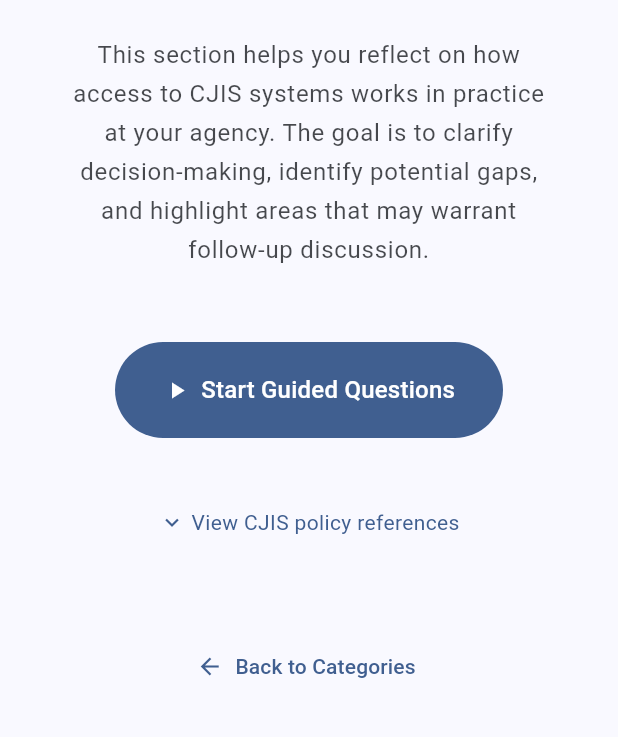
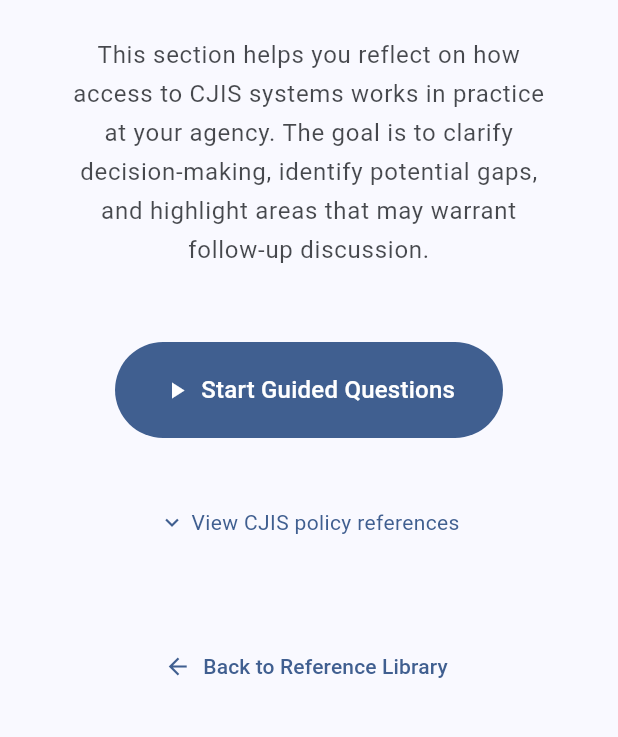
Before and after one commit to jeling43/CJIS_comp, a Flutter app: the AccessControlEntryScreen screen opened directly, on a phone screen of 412 x 824 dp, the part 420-1157 px from its top. Run offline on Flutter 3.47's test engine with Material 3 defaults, Android fonts, the phone set to English and light mode, and no system bars.

Commit message:
Consolidate flows: make Role→Domain→Question the primary journey, move categories to secondary Reference Library
- Set DisclaimerScreen as initial route (/)
- Add RoleSelectionScreen at /roles as post-disclaimer entry
- Register all category routes as secondary reference section
- Update disclaimer to navigate to /roles instead of /categories
- Add 'Reference Library' link on domain selection (non-primary)
- Add 'Start over' button on question flow summary
- Rebrand categories screen as 'Reference Library'
- Add 'Back to guided tool' links on reference flow screens
- Update tests to match rebranded text

Agent-Logs-Url: https://github.com/jeling43/CJIS_comp/sessions/880c0f4c-1920-4ac7-948e-dd23c45e8805

Co-authored-by: jeling43 <113471742+jeling43@users.noreply.github.com>

```diff
--- a/lib/screens/access_control_entry_screen.dart
+++ b/lib/screens/access_control_entry_screen.dart
@@ -201,7 +201,7 @@ class _AccessControlEntryScreenState extends State<AccessControlEntryScreen> {
                   TextButton.icon(
                     onPressed: () => Navigator.pop(context),
                     icon: const Icon(Icons.arrow_back),
-                    label: const Text('Back to Categories'),
+                    label: const Text('Back to Reference Library'),
                   ),
                 ],
               ),
--- a/lib/screens/categories_screen.dart
+++ b/lib/screens/categories_screen.dart
@@ -9,8 +9,13 @@ class CategoriesScreen extends StatelessWidget {
   Widget build(BuildContext context) {
     return Scaffold(
       appBar: AppBar(
-        title: const Text('CJIS Guidance Categories'),
+        title: const Text('CJIS Reference Library'),
         backgroundColor: Theme.of(context).colorScheme.primaryContainer,
+        leading: IconButton(
+          icon: const Icon(Icons.arrow_back),
+          onPressed: () => Navigator.pop(context),
+          tooltip: 'Back',
+        ),
       ),
       body: LayoutBuilder(
         builder: (context, constraints) {
@@ -45,7 +50,7 @@ class CategoriesScreen extends StatelessWidget {
                               crossAxisAlignment: CrossAxisAlignment.start,
                               children: [
                                 Text(
-                                  'Select a Category',
+                                  'Reference Library',
                                   style: Theme.of(context)
                                       .textTheme
                                       .titleLarge
@@ -55,7 +60,7 @@ class CategoriesScreen extends StatelessWidget {
                                 ),
                                 const SizedBox(height: 8),
                                 Text(
-                                  'Choose a guidance category to explore CJIS compliance requirements and best practices. Each category provides decision-guided questions to help assess your current posture.',
+                                  'Browse CJIS compliance categories and best practices for reference. For guided assessment, use the main tool.',
                                   style: Theme.of(context).textTheme.bodyMedium,
                                 ),
                               ],
--- a/lib/screens/category_detail_screen.dart
+++ b/lib/screens/category_detail_screen.dart
@@ -337,7 +337,7 @@ class CategoryDetailScreen extends StatelessWidget {
                     child: TextButton.icon(
                       onPressed: () => Navigator.pop(context),
                       icon: const Icon(Icons.arrow_back),
-                      label: const Text('Back to Categories'),
+                      label: const Text('Back to Reference Library'),
                     ),
                   ),
                 ],
--- a/lib/screens/disclaimer_screen.dart
+++ b/lib/screens/disclaimer_screen.dart
@@ -138,7 +138,7 @@ class DisclaimerScreen extends StatelessWidget {
                           child: ElevatedButton(
                             onPressed: () {
                               Navigator.pushReplacementNamed(
-                                  context, '/categories');
+                                  context, '/roles');
                             },
                             style: ElevatedButton.styleFrom(
                               padding: const EdgeInsets.symmetric(
```
Also changed, not shown: lib/app.dart (+15 -1 lines), lib/screens/access_control_flow_screen.dart (+10 -1 lines), lib/screens/domain_selection_screen.dart (+18 -1 lines), lib/screens/guidance_flow_screen.dart (+12 -1 lines), lib/screens/question_flow_screen.dart (+11 -0 lines), 1 other file.
